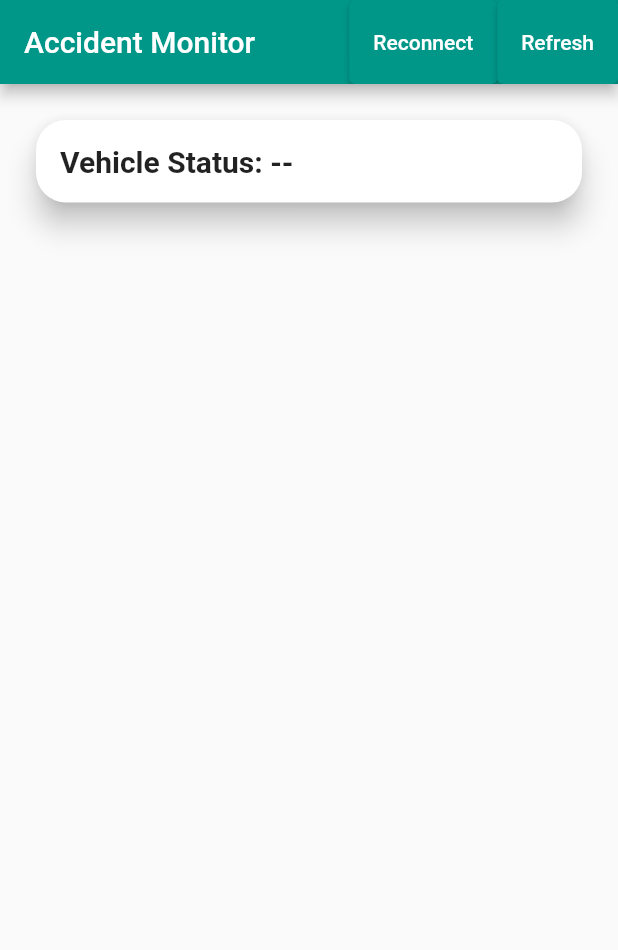
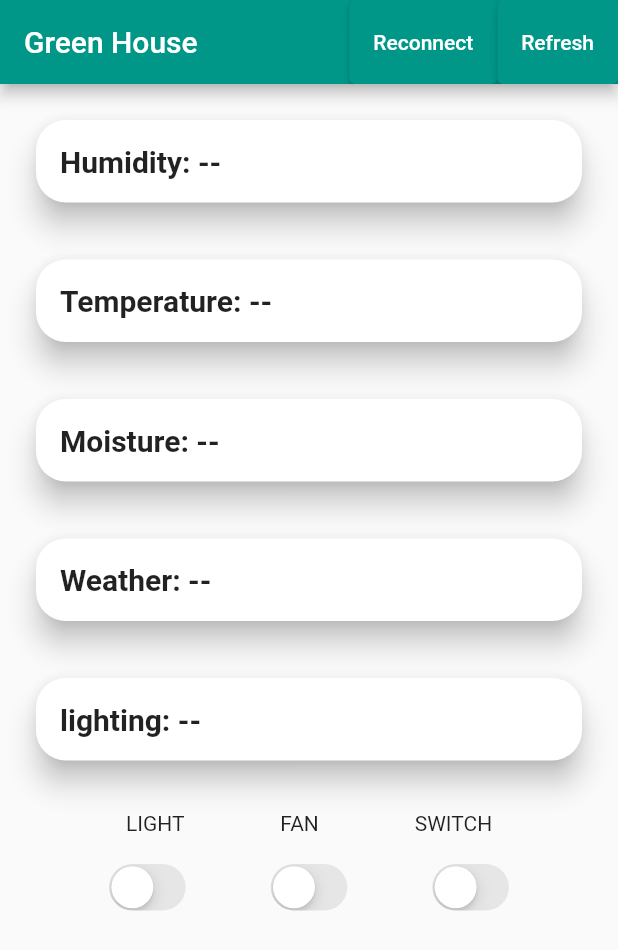
Before and after one commit to gangadharashettypj/ArduinoIOT, a Flutter app: the screen it shows after launch, on a phone screen of 412 x 824 dp. Shown: the top 950 px of the screen. Run offline on Flutter 3.47's test engine with Material 2 defaults, Android fonts, the phone set to English and light mode, and no system bars; our stand-ins replace flutter_local_notifications, shared_preferences, sleek_circular_slider; missing offline and left inert: chat_list, control_pad, get_ip, udp.

Commit message:
green house code done

```diff
--- a/lib/resources/api.dart
+++ b/lib/resources/api.dart
@@ -19,4 +19,15 @@ class Api {
   get turnOnBike => 'turnOnBike';
   get turnOffBike => 'turnOffBike';
   get getBikeStatus => 'getBikeStatus';
+  get getHumidity => 'getHumidity';
+  get getTemperature => 'getTemperature';
+  get getMoisture => 'getMoisture';
+  get getRaining => 'getRaining';
+  get getLight => 'getLight';
+  get turnOnLight => 'turnOnLight';
+  get turnOffLight => 'turnOffLight';
+  get turnOnFan => 'turnOnFan';
+  get turnOffFan => 'turnOffFan';
+  get turnOnSprinkler => 'turnOnSprinkler';
+  get turnOffSprinkler => 'turnOffSprinkler';
 }
--- a/lib/ui/screen/bike.dart
+++ b/lib/ui/screen/bike.dart
@@ -4,6 +4,7 @@
 import 'package:arduinoiot/resources/nestbees_resources.dart';
 import 'package:arduinoiot/service/manager/device_manager.dart';
 import 'package:arduinoiot/service/rest/http_rest.dart';
+import 'package:flutter/cupertino.dart';
 import 'package:flutter/material.dart';
 import 'package:http/http.dart';
 
@@ -13,9 +14,15 @@ class BikeScreen extends StatefulWidget {
 }
 
 class _BikeScreenState extends State<BikeScreen> {
-  int bikeStatus = 0;
-  String lat = 'NA';
-  String lng = 'NA';
+  int humidity;
+  int moisture;
+  int temperature;
+  String raining;
+  String lighting;
+
+  bool light = false;
+  bool fan = false;
+  bool sprinkler = false;
 
   @override
   void initState() {
@@ -28,7 +35,7 @@ class _BikeScreenState extends State<BikeScreen> {
     return Scaffold(
       appBar: AppBar(
         title: Text(
-          'Accident Monitor',
+          'Green House',
         ),
         actions: <Widget>[
           ElevatedButton(
@@ -77,7 +84,7 @@ class _BikeScreenState extends State<BikeScreen> {
                 child: Container(
                   margin: EdgeInsets.all(16),
                   child: Text(
-                    'Vehicle Status: ${bikeStatus == 1 ? 'RUNNING' : (bikeStatus == 2 ? 'ACCIDENT' : (bikeStatus == 3 ? 'PROBLEM' : '--'))}',
+                    'Humidity: ${humidity ?? '--'}',
                     style: TextStyle(
                       fontWeight: FontWeight.bold,
                       fontSize: 20,
@@ -89,6 +96,151 @@ class _BikeScreenState extends State<BikeScreen> {
             SizedBox(
               height: 30,
             ),
+            Container(
+              width: double.infinity,
+              child: Card(
+                shape: RoundedRectangleBorder(
+                  borderRadius: BorderRadius.all(
+                    Radius.circular(20),
+                  ),
+                ),
+                elevation: 8,
+                child: Container(
+                  margin: EdgeInsets.all(16),
+                  child: Text(
+                    'Temperature: ${temperature ?? '--'}',
+                    style: TextStyle(
+                      fontWeight: FontWeight.bold,
+                      fontSize: 20,
+                    ),
+                  ),
+                ),
+              ),
+            ),
+            SizedBox(
+              height: 30,
+            ),
+            Container(
+              width: double.infinity,
+              child: Card(
+                shape: RoundedRectangleBorder(
+                  borderRadius: BorderRadius.all(
+                    Radius.circular(20),
+                  ),
+                ),
+                elevation: 8,
+                child: Container(
+                  margin: EdgeInsets.all(16),
+                  child: Text(
+                    'Moisture: ${moisture == null ? '--' : (moisture > 1020 ? 'LOW' : (moisture > 500 ? 'MEDIUM' : 'LOW'))}',
+                    style: TextStyle(
+                      fontWeight: FontWeight.bold,
+                      fontSize: 20,
+                    ),
+                  ),
+                ),
+              ),
+            ),
+            SizedBox(
+              height: 30,
+            ),
+            Container(
+              width: double.infinity,
+              child: Card(
+                shape: RoundedRectangleBorder(
+                  borderRadius: BorderRadius.all(
+                    Radius.circular(20),
+                  ),
+                ),
+                elevation: 8,
+                child: Container(
+                  margin: EdgeInsets.all(16),
+                  child: Text(
+                    'Weather: ${raining ?? '--'}',
+                    style: TextStyle(
+                      fontWeight: FontWeight.bold,
+                      fontSize: 20,
+                    ),
+                  ),
+                ),
+              ),
+            ),
+            SizedBox(
+              height: 30,
+            ),
+            Container(
+              width: double.infinity,
+              child: Card(
+                shape: RoundedRectangleBorder(
+                  borderRadius: BorderRadius.all(
+                    Radius.circular(20),
+                  ),
+                ),
+                elevation: 8,
+                child: Container(
+                  margin: EdgeInsets.all(16),
+                  child: Text(
+                    'lighting: ${lighting ?? '--'}',
+                    style: TextStyle(
+                      fontWeight: FontWeight.bold,
+                      fontSize: 20,
+                    ),
+                  ),
+                ),
+              ),
+            ),
+            SizedBox(
+              height: 30,
+            ),
+            Row(
+              mainAxisAlignment: MainAxisAlignment.spaceEvenly,
+              children: [
+                Text('LIGHT'),
+                Text('FAN'),
+                Text('SWITCH'),
+              ],
+            ),
+            SizedBox(
+              height: 15,
+            ),
+            Row(
+              mainAxisAlignment: MainAxisAlignment.spaceEvenly,
+              children: [
+                CupertinoSwitch(
+                  value: light,
+                  onChanged: (value) {
+                    setState(() {
+                      light = value;
+                    });
+                    HttpREST().get(
+                      value ? R.api.turnOnLight : R.api.turnOffLight,
+                    );
+                  },
+                ),
+                CupertinoSwitch(
+                  value: fan,
+                  onChanged: (value) {
+                    setState(() {
+                      fan = value;
+                    });
+                    HttpREST().get(
+                      value ? R.api.turnOnFan : R.api.turnOffFan,
+                    );
+                  },
+                ),
+                CupertinoSwitch(
+                  value: sprinkler,
+                  onChanged: (value) {
+                    setState(() {
+                      sprinkler = value;
+                    });
+                    HttpREST().get(
+                      value ? R.api.turnOnSprinkler : R.api.turnOffSprinkler,
+                    );
+                  },
+                ),
+              ],
+            ),
           ],
         ),
       ),
@@ -96,17 +248,34 @@ class _BikeScreenState extends State<BikeScreen> {
   }
 
   void startListening() async {
-    DeviceManager().listenForData(R.api.bikeStatus,
+    DeviceManager().listenForData(R.api.getHumidity,
         (Map<String, String> response) {
       setState(() {
-        bikeStatus = int.parse(response['bikeStatus']);
+        humidity = int.parse(response['humidity']);
       });
     });
-    DeviceManager().listenForData(R.api.bikeLocation,
+    DeviceManager().listenForData(R.api.getTemperature,
         (Map<String, String> response) {
       setState(() {
-        lat = double.parse(response['lat']).toStringAsFixed(6);
-        lng = double.parse(response['lng']).toStringAsFixed(6);
+        temperature = int.parse(response['temperature']);
+      });
+    });
+    DeviceManager().listenForData(R.api.getMoisture,
+        (Map<String, String> response) {
+      setState(() {
+        moisture = int.parse(response['moisture']);
+      });
+    });
+    DeviceManager().listenForData(R.api.getRaining,
+        (Map<String, String> response) {
+      setState(() {
+        raining = response['raining'];
+      });
+    });
+    DeviceManager().listenForData(R.api.getLight,
+        (Map<String, String> response) {
+      setState(() {
+        lighting = response['light'];
       });
     });
   }
```
Also changed, not shown: analysis_options.yaml (+0 -6 lines), 2 other files.
